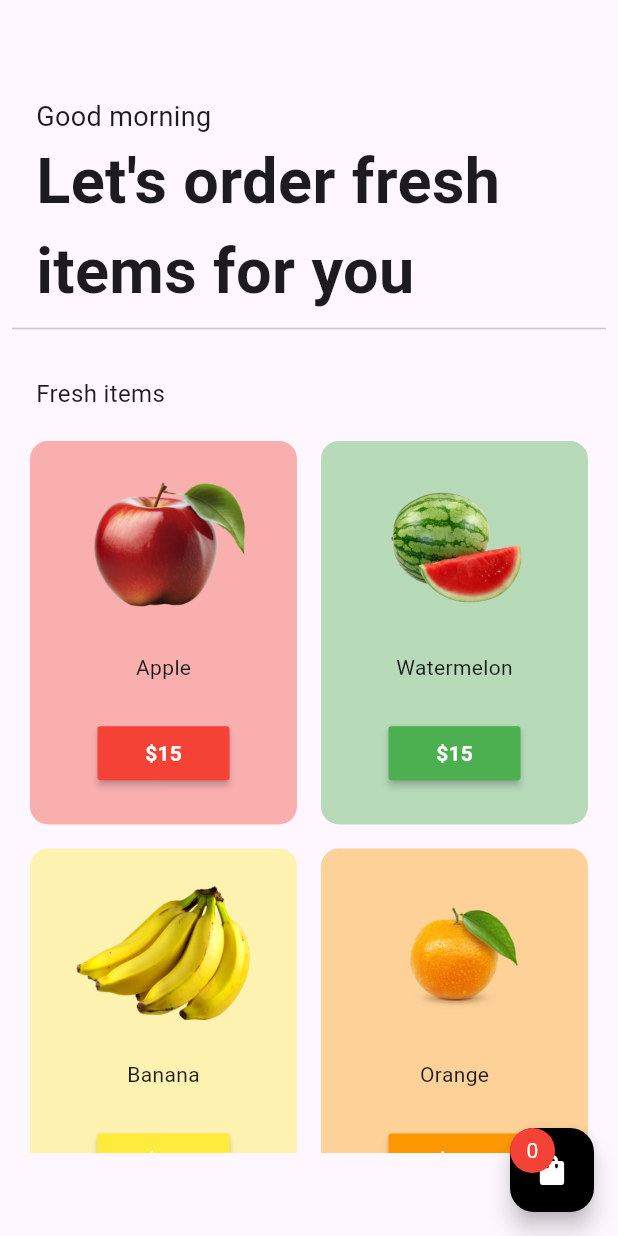
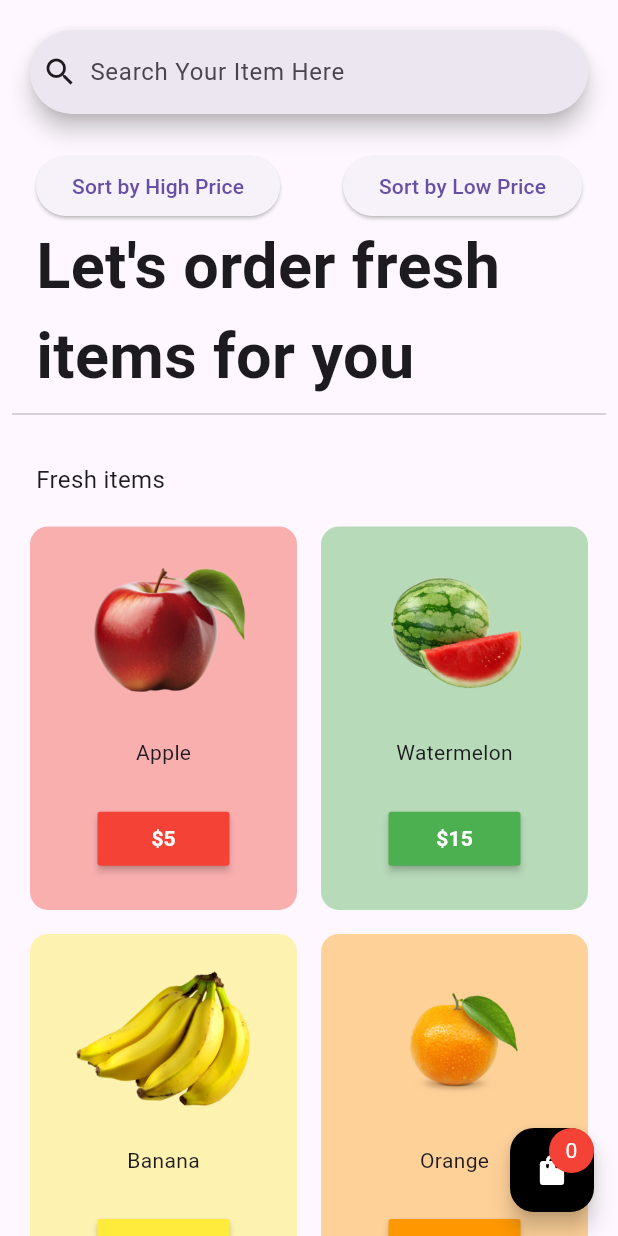
Before and after one commit to Smritik2002/Grocery_App, a Flutter app: the DetailsPage screen opened directly, on a phone screen of 412 x 824 dp. Run offline on Flutter 3.47's test engine with Material 3 defaults, Android fonts, the phone set to English and light mode, and no system bars.

Commit message:
Features added

```diff
--- a/lib/model/cart_model.dart
+++ b/lib/model/cart_model.dart
@@ -2,7 +2,7 @@ import 'package:flutter/material.dart';
 
 class CartModel extends ChangeNotifier {
   final List _shopItems = [
-    ["Apple", "15", "assets/images/apple1.png", Colors.red],
+    ["Apple", "5", "assets/images/apple1.png", Colors.red],
     ["Watermelon", "15", "assets/images/watermelon.png", Colors.green],
     ["Banana", "15", "assets/images/banana.png", Colors.yellow],
     ["Orange", "35", "assets/images/orange.png", Colors.orange],
@@ -14,14 +14,20 @@ class CartModel extends ChangeNotifier {
     ["Litchi", "15", "assets/images/Litchi.png", Colors.redAccent],
   ];
 
+  List _filteredItems = [];
+
   final List _cartItems = [];
 
-  get shopItems => _shopItems;
+  CartModel() {
+    _filteredItems = _shopItems;
+  }
+
+  get shopItems => _filteredItems;
 
   get cartItems => _cartItems;
 
   void addItemsToCart(int index) {
-    _cartItems.add(_shopItems[index]);
+    _cartItems.add(_filteredItems[index]);
     notifyListeners();
   }
 
@@ -37,4 +43,36 @@ class CartModel extends ChangeNotifier {
     }
     return totalPrice.toStringAsFixed(2);
   }
+
+  void searchItems(String query) {
+    if (query.isEmpty) {
+      _filteredItems = _shopItems;
+    } else {
+      _filteredItems = _shopItems
+          .where((item) =>
+              item[0].toString().toLowerCase().contains(query.toLowerCase()))
+          .toList();
+    }
+    notifyListeners();
+  }
+
+  // Bubble Sort algorithm to sort items by price
+  void sortItemsByPrice(bool ascending) {
+    int n = _filteredItems.length;
+    for (int i = 0; i < n - 1; i++) {
+      for (int j = 0; j < n - i - 1; j++) {
+        int currentPrice = int.parse(_filteredItems[j][1]);
+        int nextPrice = int.parse(_filteredItems[j + 1][1]);
+
+        if ((ascending && currentPrice > nextPrice) ||
+            (!ascending && currentPrice < nextPrice)) {
+          // Swap items
+          var temp = _filteredItems[j];
+          _filteredItems[j] = _filteredItems[j + 1];
+          _filteredItems[j + 1] = temp;
+        }
+      }
+    }
+    notifyListeners();
+  }
 }
--- a/lib/screens/details_page.dart
+++ b/lib/screens/details_page.dart
@@ -1,7 +1,6 @@
 import 'package:ecommerceapp/components/grocery_item_tile.dart';
 import 'package:ecommerceapp/model/cart_model.dart';
 import 'package:ecommerceapp/screens/cart_page.dart';
-
 import 'package:flutter/material.dart';
 import 'package:provider/provider.dart';
 
@@ -33,7 +32,9 @@ class _DetailsPageState extends State<DetailsPage> {
             ),
             Consumer<CartModel>(
               builder: (_, value, __) {
-                return Container(
+                return Positioned(
+                  right: 0,
+                  child: Container(
                     height: 30,
                     width: 30,
                     decoration: const BoxDecoration(
@@ -46,28 +47,59 @@ class _DetailsPageState extends State<DetailsPage> {
                         style: const TextStyle(color: Colors.white),
                       ),
                     ),
+                  ),
                 );
               },
             ),
           ],
         ),
-        body: Column(
+        body: SingleChildScrollView(
+          child: Column(
             crossAxisAlignment: CrossAxisAlignment.start,
             children: [
+              Padding(
+                padding:
+                    const EdgeInsets.only(top: 20.0, left: 20.0, right: 20.0),
+                child: SearchBar(
+                  leading: const Icon(Icons.search_outlined),
+                  textInputAction: TextInputAction.search,
+                  hintText: "Search Your Item Here",
+                  onChanged: (value) {
+                    Provider.of<CartModel>(context, listen: false)
+                        .searchItems(value);
+                  },
+                ),
+              ),
               const SizedBox(
-              height: 65,
+                height: 24,
               ),
+              Padding(
+                padding: const EdgeInsets.only(left: 24.0, right: 24.0),
+                child: Row(
+                  mainAxisAlignment: MainAxisAlignment.spaceBetween,
+                  children: [
+                    ElevatedButton(
+                      onPressed: () {
+                        Provider.of<CartModel>(context, listen: false)
+                            .sortItemsByPrice(false); // Sort by High Price
+                      },
+                      child: const Text("Sort by High Price"),
+                    ),
+                    ElevatedButton(
+                      onPressed: () {
+                        Provider.of<CartModel>(context, listen: false)
+                            .sortItemsByPrice(true); // Sort by Low Price
+                      },
+                      child: const Text("Sort by Low Price"),
+                    ),
+                  ],
+                ),
+              ),
+
               const Padding(
                 padding: EdgeInsets.symmetric(horizontal: 24.0),
                 child: Text(
-                "Good morning",
-                style: TextStyle(fontSize: 18),
-              ),
-            ),
-            const Padding(
-              padding: EdgeInsets.symmetric(horizontal: 24.0),
-              child: Text(
-                "Let's order fresh items for you ",
+                  "Let's order fresh items for you",
                   style: TextStyle(fontSize: 42, fontWeight: FontWeight.bold),
                 ),
               ),
@@ -112,8 +144,9 @@ class _DetailsPageState extends State<DetailsPage> {
                     ),
                   );
                 },
-            )
+              ),
             ],
+          ),
         ),
       ),
     );
```
Lines whose indentation alone changed are shown as unchanged.
